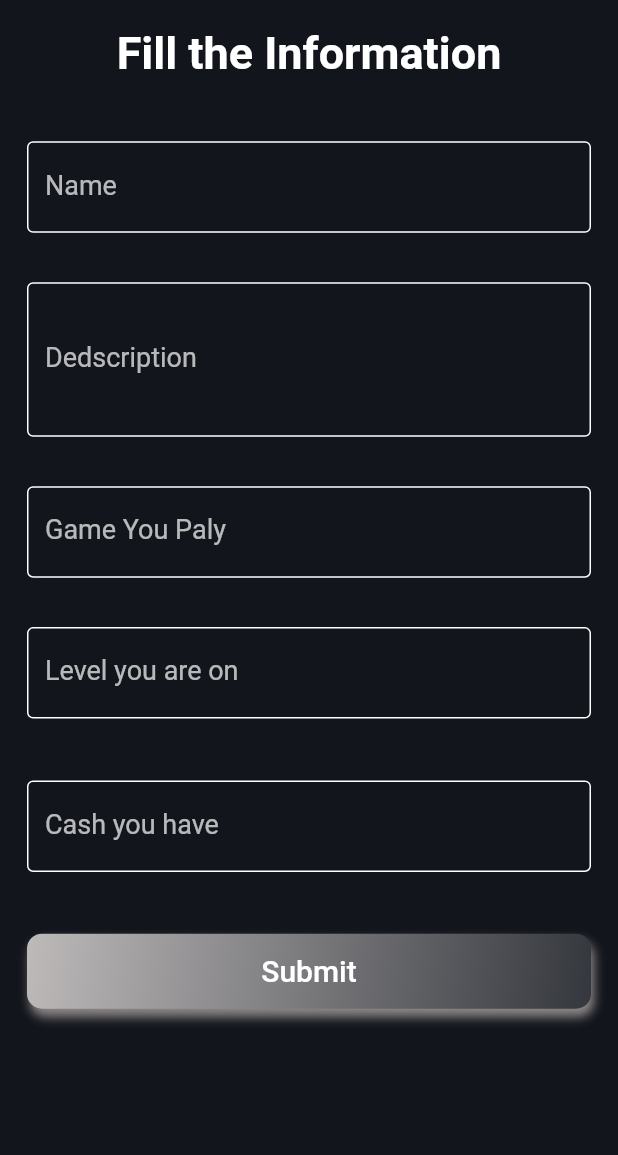
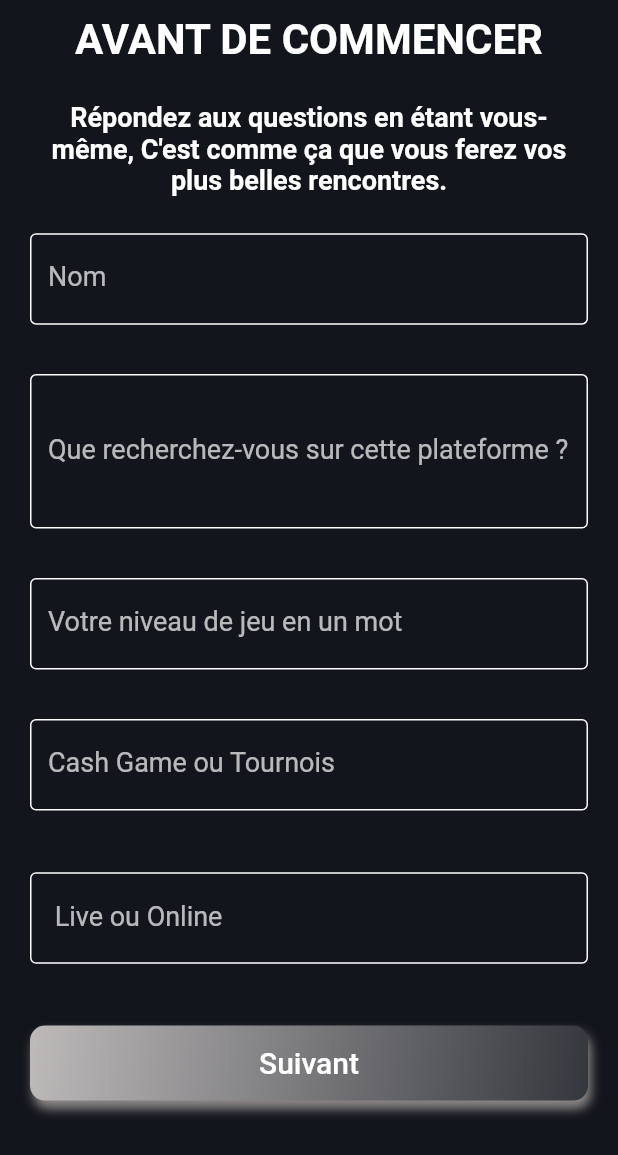
Before and after one commit to noman9k/card_app, a Flutter app: the UserDataScreen screen opened by its route, on a phone screen of 412 x 824 dp. Shown: the top 1155 px of the screen. Run offline on Flutter 3.47's test engine with Material 2 defaults, Android fonts, the phone set to English and light mode, and no system bars; our stand-ins replace camera, cloud_firestore, country_picker, firebase_auth, firebase_core, firebase_storage and 4 more; missing offline and left inert: google_mlkit_commons, google_mlkit_face_detection; accounts and stored records are empty.

Commit message:
language changes

```diff
--- a/lib/constant/colors.dart
+++ b/lib/constant/colors.dart
@@ -4,8 +4,9 @@ class MyColors {
   // Color primaryColor = Color.fromRGBO(255, 193, 7, 1);
   static const Color backgroundColor = Color.fromARGB(255, 18, 21, 27);
 
-  static const Color textColor = Colors.brown;
+  static const Color textColor = Colors.black;
   static const Color newTextColor = Colors.white;
+
   static const MaterialColor backgrnd = MaterialColor(
     0xFF302B2B,
     <int, Color>{
--- a/lib/controllers/question_controller.dart
+++ b/lib/controllers/question_controller.dart
@@ -19,9 +19,9 @@ class QuestionController extends GetxController {
       FirebaseFirestore.instance.collection('users');
 
   final questionList = [
-    'What are your Ambisionsin Poker?',
-    'What Kind Of Player you want ?',
-    'What Kind Of Player you want ?'
+    ' Qu\'elles sont vos ambitions dans le poker',
+    'Qu\'elles sont vos faiblesses',
+    'Qu\'elles sont forces '
   ];
   var nextScreenRoute = '/image-upload-screen';
 
--- a/lib/controllers/role_controller.dart
+++ b/lib/controllers/role_controller.dart
@@ -22,27 +22,27 @@ class RoleController extends GetxController {
 
   final List<Role> rolesList = [
     Role(
-      name: 'Coeur Pour\nl\'amour du jeu ',
-      description: 'Parler poker et faire des parties en ligne entre passionné',
+      name: 'Coeur*Pour l\'amour du jeu ',
+      description: 'Parler poker et rencontrer d\'autres passionnés comme moi',
       image: 'assets/icons/heart.svg',
       color: Colors.red,
     ),
     Role(
-      name: 'Pique\nPourune coloc Poker ',
+      name: 'Treffle*Pour faire des soirées poker',
       description:
-          'M\'entourer de joueurs de poker pour avancer ensemble dans la même direction',
+          'Rencontrer des joueurs près de chez moi pour faire des soirées poker entre potes',
       image: 'assets/icons/club.svg',
       color: Colors.black,
     ),
     Role(
-      name: 'Trèfle\nPour des soirées Poker',
+      name: 'Pique*Pour une coloc Poker',
       description:
-          'Rencontrer des joueurs près de chez moi pour faire des soirées poker entre potes',
+          'Je recherche une coloc poker pour m\'entourer de joueurs comme moi qui veulent avancer dans la même direction',
       image: 'assets/icons/spades.svg',
       color: Colors.black,
     ),
     Role(
-      name: 'Carreau\nPour le business',
+      name: 'Carreau*Pour le business',
       description:
           'Discuter projets et travailler son jeu avec des joueurs ambitieux qui souhaitent vivre du Poker',
       image: 'assets/icons/diamond.svg',
--- a/lib/screens/get_userdata_screen.dart
+++ b/lib/screens/get_userdata_screen.dart
@@ -20,51 +20,66 @@ class UserDataScreen extends StatelessWidget {
       child: Scaffold(
         backgroundColor: MyColors.backgroundColor,
         body: Padding(
-          padding: const EdgeInsets.all(18.0),
+          padding: const EdgeInsets.symmetric(horizontal: 20, vertical: 10),
           child: SingleChildScrollView(
             child: Column(
               children: [
-                const Text(
-                  'Fill the Information',
-                  style: TextStyle(
-                    fontSize: 30,
-                    fontWeight: FontWeight.bold,
-                    color: MyColors.newTextColor,
-                  ),
+                Column(
+                  children: [
+                    const Text(
+                      'AVANT DE COMMENCER',
+                      maxLines: 1,
+                      style: TextStyle(
+                        fontSize: 28,
+                        fontWeight: FontWeight.bold,
+                        color: MyColors.newTextColor,
+                      ),
+                    ),
+                    SizedBox(height: height * 0.03),
+                    const Text(
+                      'Répondez aux questions en étant vous-même, C\'est comme ça que vous ferez vos plus belles rencontres.',
+                      textAlign: TextAlign.center,
+                      style: TextStyle(
+                        fontSize: 18,
+                        fontWeight: FontWeight.bold,
+                        color: MyColors.newTextColor,
+                      ),
+                    ),
+                  ],
                 ),
-                SizedBox(height: height * 0.05),
+                SizedBox(height: height * 0.03),
                 Form(
                   key: userDataController.userDataFormKey,
                   child: Column(
                     children: [
                       myTextFormFiled(
-                        text: 'Name',
+                        text: 'Nom',
                         controller: userDataController.name,
                         validator: userDataController.nameValidation(),
                       ),
                       SizedBox(height: height * 0.04),
                       myTextFormFiled(
-                        text: 'Dedscription',
+                        text: 'Que recherchez-vous sur cette plateforme ?',
                         controller: userDataController.description,
                         validator: userDataController.descriptionValidation(),
                         maxlines: 3,
                       ),
                       SizedBox(height: height * 0.04),
                       myTextFormFiled(
-                        text: 'Game You Paly',
+                        text: 'Votre niveau de jeu en un mot ',
                         controller: userDataController.game,
                         validator: userDataController.gameValidation(),
                       ),
                       SizedBox(height: height * 0.04),
                       myTextFormFiled(
-                        text: 'Level you are on',
+                        text: 'Cash Game ou Tournois ',
                         controller: userDataController.level,
                         validator: userDataController.levelValidation(),
                         inputType: TextInputType.number,
                       ),
                       SizedBox(height: height * 0.05),
                       myTextFormFiled(
-                          text: 'Cash you have',
+                          text: ' Live ou Online',
                           controller: userDataController.cash,
                           validator: userDataController.cashValidation(),
                           inputType: TextInputType.number),
@@ -73,7 +88,7 @@ class UserDataScreen extends StatelessWidget {
                 ),
                 SizedBox(height: height * 0.05),
                 MyElevatedButton(
-                  child: const Text('Submit',
+                  child: const Text('Suivant',
                       style: TextStyle(
                         fontSize: 20,
                         color: MyColors.newTextColor,
--- a/lib/screens/home_screen.dart
+++ b/lib/screens/home_screen.dart
@@ -30,7 +30,7 @@ class HomeScreen extends StatelessWidget {
             onTap: controller.changeTabIndex,
             items: const [
               BottomNavigationBarItem(
-                icon: Icon(Icons.verified_user_sharp),
+                icon: Icon(Icons.people_alt_outlined),
                 label: 'Comunity',
               ),
               BottomNavigationBarItem(
--- a/lib/screens/profile_screen.dart
+++ b/lib/screens/profile_screen.dart
@@ -100,14 +100,14 @@ class ProfileScreen extends StatelessWidget {
                                 height: 30,
                                 child: SvgPicture.asset(
                                   'assets/images/like.svg',
-                                  color: profileController.likes.value > 0
+                                  color: profileController.likes.value - 1 > 0
                                       ? Color.fromARGB(255, 2, 63, 124)
-                                      : Colors.black,
+                                      : Color.fromARGB(169, 92, 81, 81),
                                 ),
                               ),
                             ),
                             Text(
-                              profileController.likes.value.toString(),
+                              (profileController.likes.value - 1).toString(),
                               style: TextStyle(
                                 fontSize: 13,
                                 color: Colors.black,
```
Also changed, not shown: lib/controllers/comunity_controller.dart (+9 -9 lines), lib/controllers/profile_controller.dart (+16 -7 lines), lib/screens/comunity_screen.dart (+23 -21 lines), lib/screens/image_upload_screen.dart (+30 -30 lines), lib/screens/question_screen.dart (+29 -11 lines), lib/screens/select_role_screen.dart (+22 -6 lines).
